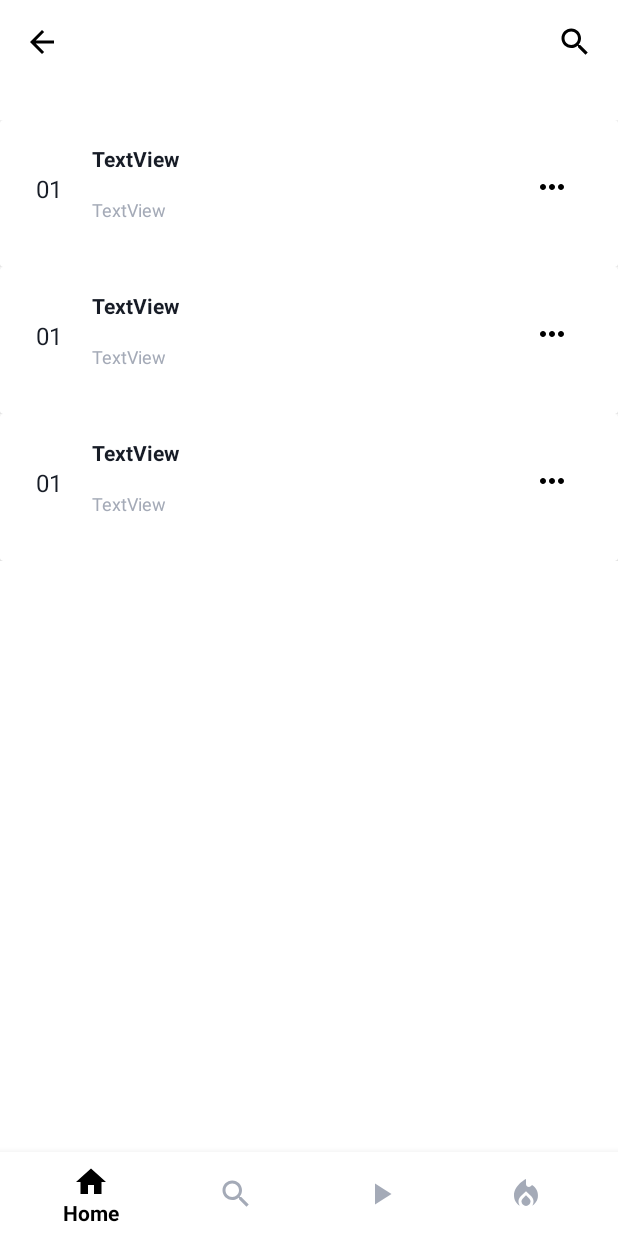
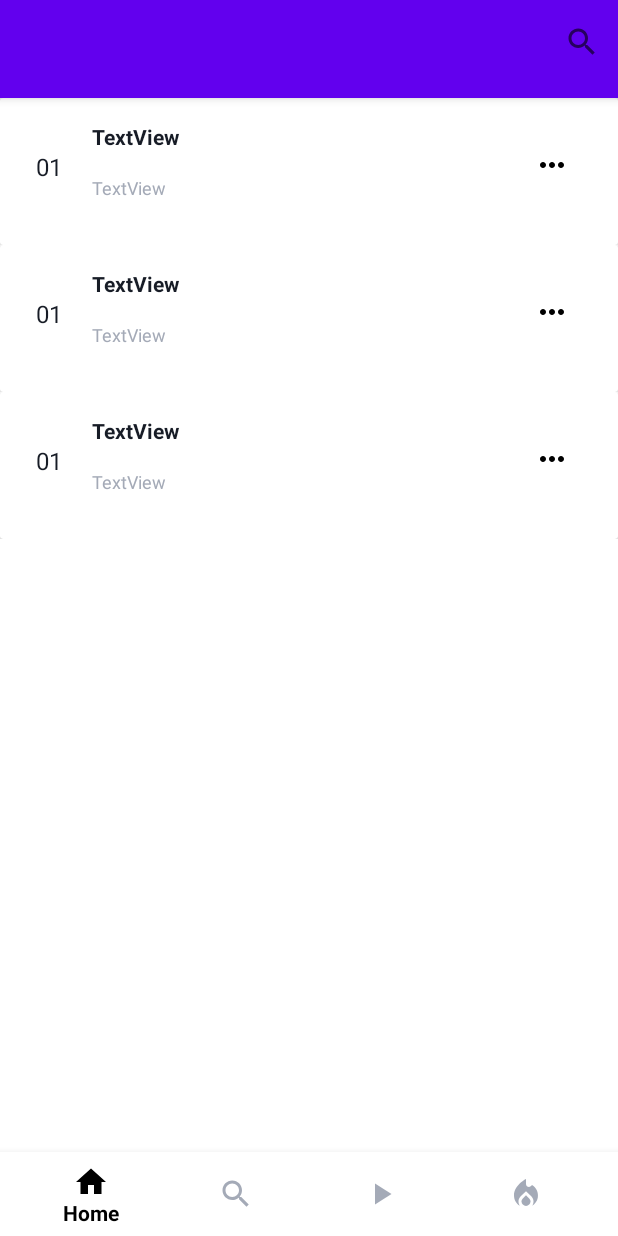
Before and after one commit to ZuKerNo1/App_Music, an Android app: the layout activity_library.xml on its own in the app's theme, with its tools: preview values and no code run, on a phone screen of 412 x 824 dp. Run offline under Robolectric (Android 15) with nearby library versions, the phone set to English and light mode, and no system bars.

Commit message:
fix search

```diff
--- a/app/src/main/res/layout/activity_library.xml
+++ b/app/src/main/res/layout/activity_library.xml
@@ -7,43 +7,32 @@
     android:background="@color/white"
     tools:context=".LibraryActivity">
 
-    <ImageView
-        android:id="@+id/imageView"
-        android:layout_width="wrap_content"
-        android:layout_height="wrap_content"
-        android:layout_marginStart="16dp"
-        android:layout_marginTop="16dp"
-        android:src="@drawable/icon_back"
-        app:layout_constraintBottom_toTopOf="@+id/recyclerView"
+    <com.google.android.material.appbar.AppBarLayout
+        android:id="@+id/appbar"
+        android:layout_width="0dp"
+        android:layout_height="@dimen/_50sdp"
+        app:layout_constraintTop_toTopOf="parent"
+        app:layout_constraintStart_toStartOf="parent"
+        app:layout_constraintEnd_toEndOf="parent">
+        <androidx.appcompat.widget.Toolbar
+            android:id="@+id/toolbar"
+            android:layout_width="match_parent"
+            android:layout_height="@dimen/_50sdp"
+            app:menu="@menu/search_btn">
+        </androidx.appcompat.widget.Toolbar>
+    </com.google.android.material.appbar.AppBarLayout>
+
+    <androidx.recyclerview.widget.RecyclerView
+        android:id="@+id/recyclerViewLibrary"
+        android:layout_width="match_parent"
+        android:layout_height="0dp"
+        android:layout_marginTop="65dp"
+        android:orientation="vertical"
+        app:layout_constraintBottom_toTopOf="@+id/bottomNav"
+        app:layout_constraintEnd_toEndOf="parent"
         app:layout_constraintStart_toStartOf="parent"
         app:layout_constraintTop_toTopOf="parent"
-        app:layout_constraintVertical_bias="0.0" />
-
-    <ImageView
-        android:layout_width="wrap_content"
-        android:layout_height="wrap_content"
-        android:layout_marginTop="16dp"
-        android:src="@drawable/ic_search"
-        app:layout_constraintBottom_toTopOf="@+id/recyclerView"
-        app:layout_constraintEnd_toEndOf="parent"
-        app:layout_constraintHorizontal_bias="0.953"
-        app:layout_constraintStart_toEndOf="@+id/imageView"
-        app:layout_constraintTop_toTopOf="parent"
-        app:layout_constraintVertical_bias="0.0" />
-
-    <androidx.recyclerview.widget.RecyclerView
-        android:id="@+id/recyclerView"
-        android:layout_width="match_parent"
-        android:layout_height="635dp"
-        android:layout_marginTop="80dp"
-        android:layout_marginBottom="1dp"
-        android:orientation="vertical"
-        tools:listitem="@layout/row_library"
-        app:layout_constraintEnd_toEndOf="parent"
-        app:layout_constraintHorizontal_bias="0.0"
-        app:layout_constraintStart_toStartOf="parent"
-        app:layout_constraintTop_toTopOf="parent"
-        app:layout_constraintVertical_bias="0.201" />
+        tools:listitem="@layout/row_library" />
 
     <com.google.android.material.bottomnavigation.BottomNavigationView
         android:id="@+id/bottomNav"
--- a/app/src/main/res/layout/activity_search.xml
+++ b/app/src/main/res/layout/activity_search.xml
@@ -23,6 +23,7 @@
         android:id="@+id/recyclerViewSearch"
         android:layout_width="match_parent"
         android:layout_height="0dp"
+        android:layout_marginTop="65dp"
         app:layout_constraintBottom_toTopOf="@+id/bottomNav"
         app:layout_constraintEnd_toEndOf="parent"
         app:layout_constraintStart_toStartOf="parent"
@@ -41,9 +42,7 @@
             android:layout_width="match_parent"
             android:layout_height="@dimen/_50sdp"
             app:menu="@menu/search_btn">
-
         </androidx.appcompat.widget.Toolbar>
-
     </com.google.android.material.appbar.AppBarLayout>
 
 </androidx.constraintlayout.widget.ConstraintLayout>
```
Also changed, not shown: app/src/main/java/com/example/musicapp/LibraryActivity.java (+65 -0 lines), app/src/main/java/com/example/musicapp/SearchActivity.java (+17 -20 lines), app/src/main/res/layout/activity_hot_list.xml (+17 -16 lines).
